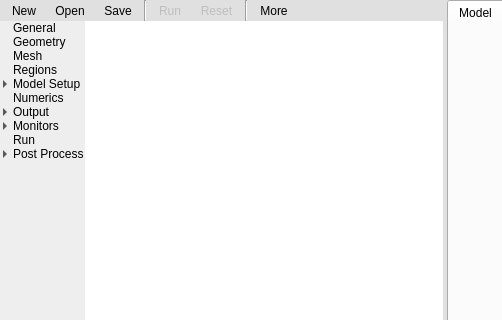
Above: gui/uifiles/gui.ui from truongd8593/mfix before the change; both pictures show x 0 to 502 and y 0 to 320 of the 997 by 895 pixel window. Below: the same form after it.
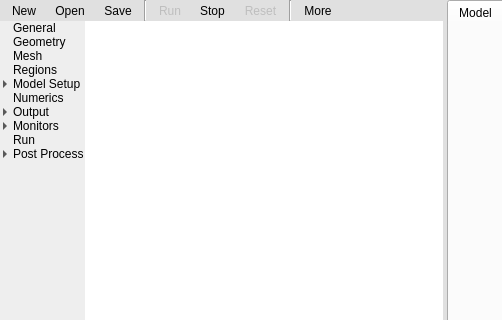
That is the form after the change. Custom widgets are drawn as their Qt base class.

Commit message: separate run and stop buttons

Diff of the .ui file:
```diff
--- a/gui/uifiles/gui.ui
+++ b/gui/uifiles/gui.ui
@@ -432,6 +432,19 @@
                 </property>
                </widget>
               </item>
+              <item row="0" column="5">
+               <widget class="QToolButton" name="toolbutton_stop_mfix">
+                <property name="toolTip">
+                 <string>Stop MFIX</string>
+                </property>
+                <property name="text">
+                 <string>Stop</string>
+                </property>
+                <property name="autoRaise">
+                 <bool>true</bool>
+                </property>
+               </widget>
+              </item>
              </layout>
             </widget>
            </item>
```
Left out of the diff: 22 changed lines with no effect on the pictures.
